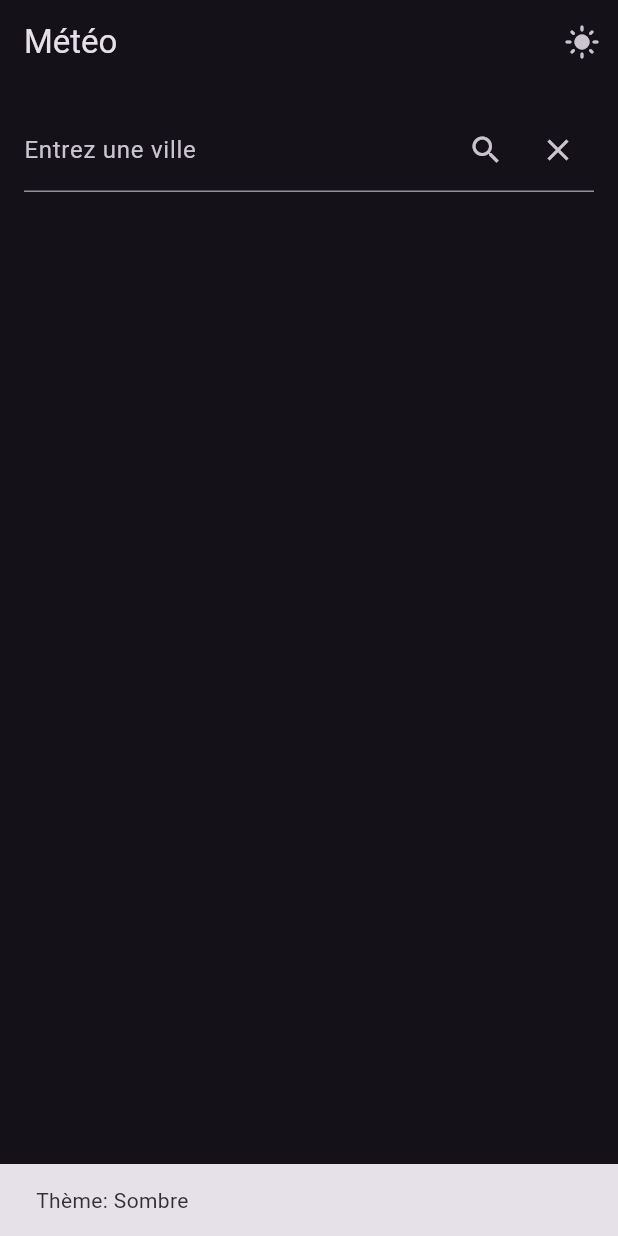
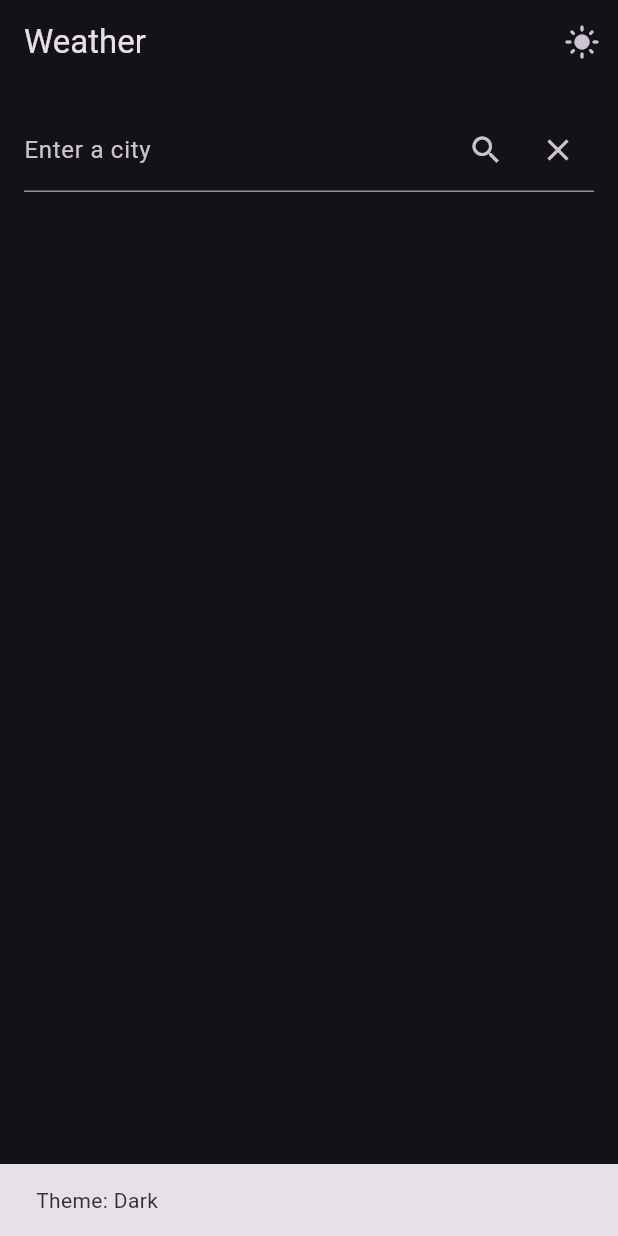
Before and after one commit to eric-gilles/FlutterTP2, a Flutter app: the screen it shows after launch, after a tap on the "dark mode" icon, on a phone screen of 412 x 824 dp. Run offline on Flutter 3.47's test engine with Material 3 defaults, Android fonts, the phone set to English and light mode, and no system bars; our stand-ins replace flutter_bloc, flutter_dotenv, font_awesome_flutter, weather_icons.

Commit message:
feat: ajouter des animations et fix EN support for all text

```diff
--- a/weather_app/lib/screens/weather_page.dart
+++ b/weather_app/lib/screens/weather_page.dart
@@ -15,31 +15,111 @@ class WeatherPage extends StatefulWidget {
   State<StatefulWidget> createState() => _WeatherPageState();
 }
 
-class _WeatherPageState extends State<WeatherPage> {
+class _WeatherPageState extends State<WeatherPage> with TickerProviderStateMixin {
   final TextEditingController _controller = TextEditingController();
   final DataService _weatherService = DataService();
   City? _city;
   Weather? _weather;
   List<Weather> _forecast = [];
   bool _isLoading = false;
+  late AnimationController _animationController;
+  late Animation<Offset> _slideAnimationWeatherDetails;
+  late AnimationController _forecastAnimationController;
+  late Animation<Offset> _slideAnimationWeatherForecast;
+
+  @override
+  void initState() {
+    super.initState();
+
+    // Animation pour le WeatherDetails
+    _animationController = AnimationController(
+      duration: const Duration(seconds: 1),
+      vsync: this,
+    );
+    _slideAnimationWeatherDetails = Tween<Offset>(
+      begin: Offset(0, 1), // Commence en bas de l'écran
+      end: Offset.zero, // Se termine à la position d'origine
+    ).animate(CurvedAnimation(
+      parent: _animationController,
+      curve: Curves.easeOut,
+    ));
+
+    // Animation pour le WeatherForecast
+    _forecastAnimationController = AnimationController(
+      duration: const Duration(seconds: 1),
+      vsync: this,
+    );
+    _slideAnimationWeatherForecast = Tween<Offset>(
+      begin: Offset(0, 1), // Commence en bas de l'écran
+      end: Offset.zero, // Se termine à la position d'origine
+    ).animate(CurvedAnimation(
+      parent: _forecastAnimationController,
+      curve: Curves.easeOut,
+    ));
+  }
 
   void _fetchWeather() async {
     setState(() => _isLoading = true);
     try {
       final city = await _weatherService.getCityFromAPI(_controller.text.trim());
-      final weather = await _weatherService.getWeatherFromAPI(city);
-      final forecast = await _weatherService.getWeatherForecastByDay(city);
+      final weather = await _weatherService.getWeatherFromAPI(city, context);
+      final forecast = await _weatherService.getWeatherForecastByDay(city, context);
       setState(() {
         _city = city;
         _weather = weather;
         _forecast = forecast;
       });
+
+      // Lancer l'animation WeatherDetails
+      _animationController.forward();
+      // Lancer l'animation WeatherForecast
+      _forecastAnimationController.forward();
     } catch (e) {
-      ScaffoldMessenger.of(context).showSnackBar(SnackBar(
-        content: Text('Erreur: ${e.toString()}'),
-      ));
+      ScaffoldMessenger.of(context).showSnackBar(
+        SnackBar(content: Text(_getErrorMessage(context, e.toString()))),
+      );
     } finally {
       setState(() => _isLoading = false);
+    }
+  }
+
+  @override
+  void dispose() {
+    _animationController.dispose();
+    _forecastAnimationController.dispose();
+    super.dispose();
+  }
+
+  // Méthodes de traduction des textes
+  String _getAppBarTitle(BuildContext context) {
+    return Localizations.localeOf(context).toString().startsWith('fr')
+        ? 'Météo'
+        : 'Weather';
+  }
+
+  String _getLabelText(BuildContext context) {
+    return Localizations.localeOf(context).toString().startsWith('fr')
+        ? 'Entrez une ville'
+        : 'Enter a city';
+  }
+
+  String _getForecastText(BuildContext context) {
+    return Localizations.localeOf(context).toString().startsWith('fr')
+        ? 'Prévisions pour les prochains jours'
+        : 'Forecast for the coming days';
+  }
+
+  String _getErrorMessage(BuildContext context, String error) {
+    return Localizations.localeOf(context).toString().startsWith('fr')
+        ? 'Erreur : $error'
+        : 'Error: $error';
+  }
+
+  String _getThemeChangeMessage(BuildContext context, bool isDarkMode) {
+    if (Localizations.localeOf(context).toString().startsWith('fr')) {
+      return 'Thème: ${isDarkMode ? 'Sombre' : 'Clair'}';
+    } else {
+      return 'Theme: ${isDarkMode ? 'Dark' : 'Light'}';
     }
   }
 
@@ -49,7 +129,7 @@ class _WeatherPageState extends State<WeatherPage> {
 
     return Scaffold(
       appBar: AppBar(
-        title: Text('Météo'),
+        title: Text(_getAppBarTitle(context)),
         actions: [
           IconButton(
             icon: Icon(themeManager.themeMode == ThemeMode.dark
@@ -57,11 +137,14 @@ class _WeatherPageState extends State<WeatherPage> {
                 : Icons.dark_mode),
             onPressed: () {
               themeManager.toggleTheme();
-              ScaffoldMessenger.of(context).showSnackBar(SnackBar(
-                content: Text(
-                  'Thème: ${themeManager.themeMode == ThemeMode.dark ? 'Sombre' : 'Clair'}',
+              ScaffoldMessenger.of(context).showSnackBar(
+                SnackBar(
+                  content: Text(_getThemeChangeMessage(
+                    context,
+                    themeManager.themeMode == ThemeMode.dark,
+                  )),
                 ),
-              ));
+              );
             },
           ),
         ],
@@ -74,7 +157,7 @@ class _WeatherPageState extends State<WeatherPage> {
               TextField(
                 controller: _controller,
                 decoration: InputDecoration(
-                  labelText: 'Entrez une ville',
+                  labelText: _getLabelText(context),
                   suffixIcon: Row(
                     mainAxisSize: MainAxisSize.min,
                     children: [
@@ -96,12 +179,32 @@ class _WeatherPageState extends State<WeatherPage> {
               ),
               SizedBox(height: 16),
               if (_city != null && _weather != null)
-                WeatherDetails(city: _city!, weather: _weather!),
+                SlideTransition(
+                  position: _slideAnimationWeatherDetails,
+                  child: WeatherDetails(key: ValueKey(_city), city: _city!, weather: _weather!),
+                ),
               SizedBox(height: 10),
-              if (_isLoading) CircularProgressIndicator(),
+              if (_isLoading)
+                Center(
+                  child: AnimatedOpacity(
+                    opacity: _isLoading ? 1.0 : 0.0,
+                    duration: Duration(seconds: 2),
+                    child: CircularProgressIndicator(),
+                  ),
+                ),
               if (_city != null && _forecast.isNotEmpty)
-                Text('Prévisions pour les prochains jours', style: TextStyle(fontSize: 16)),
-                WeatherForecast(forecast: _forecast),
+                SlideTransition(
+                  position: _slideAnimationWeatherForecast,
+                  child: Column(
+                    children: [
+                      Text(
+                        _getForecastText(context),
+                        style: TextStyle(fontSize: 16),
+                      ),
+                      WeatherForecast(forecast: _forecast),
+                    ],
+                  ),
+                ),
             ],
           ),
         ),
--- a/weather_app/lib/service/data_service.dart
+++ b/weather_app/lib/service/data_service.dart
@@ -1,4 +1,5 @@
 import 'dart:convert';
+import 'package:flutter/cupertino.dart';
 import 'package:flutter_dotenv/flutter_dotenv.dart';
 import 'package:http/http.dart' as http;
 import 'package:weather_app/models/city.dart';
@@ -8,6 +9,7 @@ import 'package:weather_app/models/weather.dart';
 class DataService {
   String apiKey = dotenv.env['API_KEY'] ?? '';
   String apiURL = "https://api.openweathermap.org/data/2.5/";
+  String langFR = "fr_FR";
 
   /// Fetch city weather data from the API
   Future<City> getCityFromAPI(String cityName) async {
@@ -20,13 +22,14 @@ class DataService {
   }
 
   /// Fetch weather data from the API by city
-  Future<Weather> getWeatherFromAPI(City city) async {
-    return getWeatherFromAPIByCoordinates(city.latitude, city.longitude);
+  Future<Weather> getWeatherFromAPI(City city, BuildContext context) async {
+    return getWeatherFromAPIByCoordinates(context, city.latitude, city.longitude);
   }
 
   /// Fetch weather data from the API by coordinates
-  Future<Weather> getWeatherFromAPIByCoordinates(String latitude, String longitude) async {
-    var url = Uri.parse('$apiURL/weather?lat=$latitude&lon=$longitude&units=metric&lang=fr&appid=$apiKey');
+  Future<Weather> getWeatherFromAPIByCoordinates(BuildContext context, String latitude, String longitude) async {
+    var lang = Localizations.localeOf(context).toString() == langFR ? 'fr' : 'en';
+    var url = Uri.parse('$apiURL/weather?lat=$latitude&lon=$longitude&units=metric&lang=$lang&appid=$apiKey');
     var response = await http.get(url);
     _checkResponse(response);
 
@@ -35,8 +38,9 @@ class DataService {
   }
 
   /// Fetch weather forecast data from the API by city
-  Future<List<Weather>> getWeatherForecastFromAPI(City city) async {
-    var url = Uri.parse('$apiURL/forecast?lat=${city.latitude}&lon=${city.longitude}&units=metric&lang=fr&appid=$apiKey');
+  Future<List<Weather>> getWeatherForecastFromAPI(City city, BuildContext context) async {
+    var lang = Localizations.localeOf(context).toString() == langFR ? 'fr' : 'en';
+    var url = Uri.parse('$apiURL/forecast?lat=${city.latitude}&lon=${city.longitude}&units=metric&lang=$lang&appid=$apiKey');
     var response = await http.get(url);
     _checkResponse(response);
 
@@ -53,8 +57,8 @@ class DataService {
   /// Get Forecast data for the next 5 days
   /// It needs to have one Weather object per day at 12:00 PM (noon)
   /// Today's weather must not be included
-  Future<List<Weather>> getWeatherForecastByDay(City city) async {
-    var forecast = await getWeatherForecastFromAPI(city);
+  Future<List<Weather>> getWeatherForecastByDay(City city, BuildContext context) async {
+    var forecast = await getWeatherForecastFromAPI(city, context);
     var today = DateTime.now().day;
     var forecastByDay = <Weather>[];
 
```
